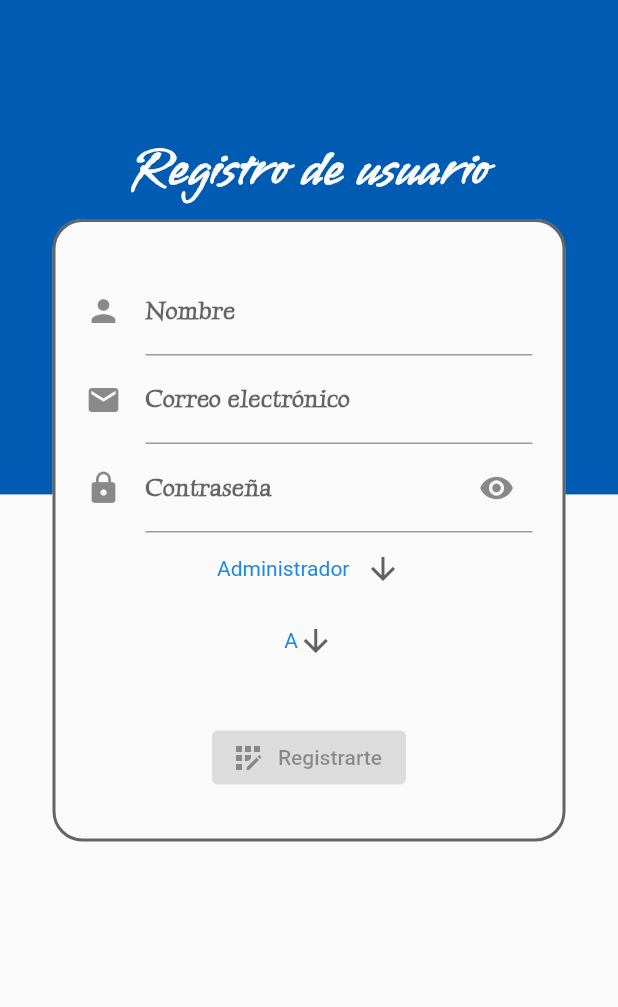
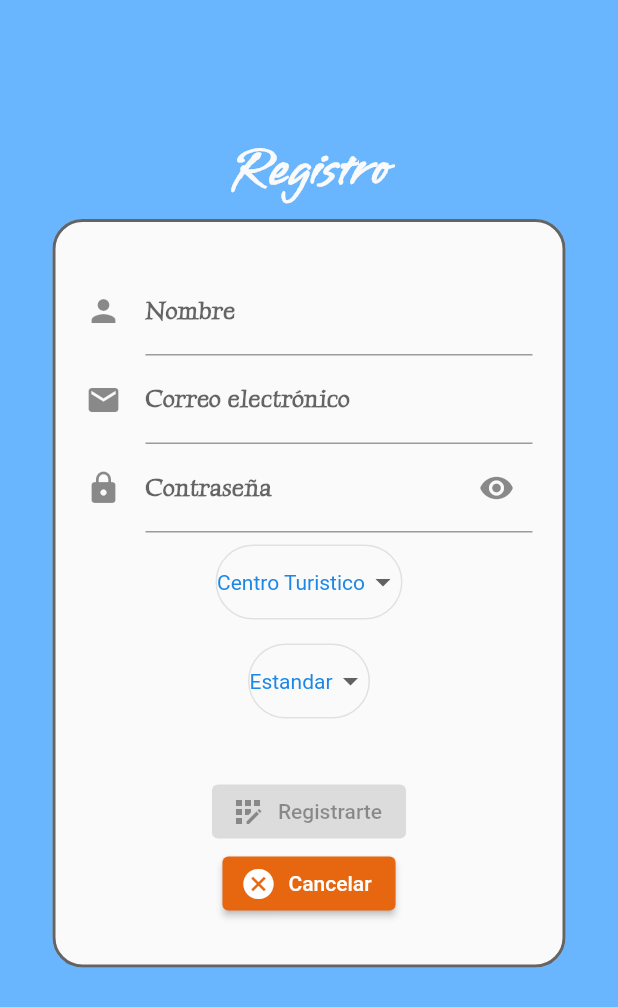
Before and after one commit to fausto1andino/ReposeRepository, a Flutter app: the screen it shows after launch, after a tap on "Registrarse", on a phone screen of 412 x 824 dp. Shown: the top 1007 px of the screen. Run offline on Flutter 3.47's test engine with Material 2 defaults, Android fonts, the phone set to English and light mode, and no system bars; our stand-ins replace cloud_firestore, connectivity_plus, firebase_auth, firebase_core, firebase_messaging, flutter_local_notifications and 7 more; missing offline and left inert: cloudinary_public; accounts and stored records are empty; network calls fail.

Commit message:
cambios de estilo

```diff
--- a/Repose Aplication/repose_application/lib/src/pages/login_page.dart
+++ b/Repose Aplication/repose_application/lib/src/pages/login_page.dart
@@ -45,13 +45,13 @@ class _LoginPageState extends State<LoginPage> {
         child: Scaffold(
             body: Stack(children: [
       Container(
-        color: Theme.of(context).primaryColorDark,
-        height: size.height * 0.4,
+        color: Theme.of(context).primaryColorLight,
+        height: size.height * 1,
       ),
       SingleChildScrollView(
           child: Center(
               child: SizedBox(
-                  width: size.width * .80,
+                  width: size.width * .75,
                   child: Column(
                     mainAxisSize: MainAxisSize.min,
                     children: [
--- a/Repose Aplication/repose_application/lib/src/pages/sing_up_page.dart
+++ b/Repose Aplication/repose_application/lib/src/pages/sing_up_page.dart
@@ -9,7 +9,6 @@ import 'package:repose_application/src/pages/login_page.dart';
 import 'package:firebase_messaging/firebase_messaging.dart';
 import 'package:repose_application/src/services/clientes_service.dart';
 import 'package:repose_application/src/services/notificationservice.dart';
-
 
 class SignUpPage extends StatefulWidget {
   const SignUpPage({Key? key}) : super(key: key);
@@ -37,12 +36,11 @@ class _SignUpPageState extends State<SignUpPage> {
 
   final NotificationService _ntfc = NotificationService();
 
+  final List<String> _roles = ["Usuario", "Centro Turistico"];
+  String _roleSelected = "Centro Turistico";
 
-  final List<String> _roles = ["Administrador", "Usuario", "Centro Turistico"];
-  String _roleSelected = "Administrador";
-
-  final List<String> _groups = ["A", "B", "C"];
-  String _groupSelected = "A";
+  final List<String> _groups = ["Estandar", "Premiun", "Golden"];
+  String _groupSelected = "Estandar";
 
   @override
   Widget build(BuildContext context) {
@@ -53,8 +51,8 @@ class _SignUpPageState extends State<SignUpPage> {
       body: SingleChildScrollView(
           child: Stack(children: [
         Container(
-          color: Theme.of(context).primaryColorDark,
-          height: size * 0.4,
+          color: Theme.of(context).primaryColorLight,
+          height: size * 1,
         ),
         Padding(
           padding: const EdgeInsets.only(top: 80.0, left: 35.0, right: 35.0),
@@ -62,7 +60,7 @@ class _SignUpPageState extends State<SignUpPage> {
             children: [
               Padding(
                 padding: const EdgeInsets.symmetric(vertical: 10.0),
-                child: Text("Registro de usuario",
+                child: Text("Registro",
                     style: Theme.of(context).textTheme.headline4!.apply(
                         color: Theme.of(context).scaffoldBackgroundColor)),
               ),
@@ -127,44 +125,68 @@ class _SignUpPageState extends State<SignUpPage> {
                                     icon: const Icon(Icons.lock),
                                     labelText: "Contraseña"));
                           }),
-                      DropdownButton<String>(
+                      Padding(
+                        padding: const EdgeInsets.all(8.0),
+                        child: Container(
+                          decoration: BoxDecoration(
+                            border: Border.all(
+                                color: Theme.of(context).highlightColor,
+                                width: 1.0),
+                            color: Theme.of(context).scaffoldBackgroundColor,
+                            borderRadius: BorderRadius.circular(25.0),
+                          ),
+                          child: DropdownButton<String>(
                               onChanged: (String? newValue) {
                                 _roleSelected = newValue!;
 
                                 setState(() {});
                               },
                               value: _roleSelected,
-                          icon: const Icon(Icons.arrow_downward),
+                              icon: const Icon(Icons.arrow_drop_down),
                               elevation: 16,
-                          style:
-                              TextStyle(color: Theme.of(context).primaryColor),
+                              style: TextStyle(
+                                  color: Theme.of(context).primaryColor),
                               underline: Container(height: 2),
-                          items: _roles
-                              .map<DropdownMenuItem<String>>((String value) {
+                              items: _roles.map<DropdownMenuItem<String>>(
+                                  (String value) {
                                 return DropdownMenuItem<String>(
                                   value: value,
                                   child: Text(value),
                                 );
                               }).toList()),
-                      DropdownButton<String>(
+                        ),
+                      ),
+                      Padding(
+                        padding: const EdgeInsets.all(8.0),
+                        child: Container(
+                          decoration: BoxDecoration(
+                            border: Border.all(
+                                color: Theme.of(context).highlightColor,
+                                width: 1.0),
+                            color: Theme.of(context).scaffoldBackgroundColor,
+                            borderRadius: BorderRadius.circular(25.0),
+                          ),
+                          child: DropdownButton<String>(
                               onChanged: (String? newValue) async {
                                 _groupSelected = newValue!;
 
                                 setState(() {});
                               },
                               value: _groupSelected,
-                          icon: const Icon(Icons.arrow_downward),
+                              icon: const Icon(Icons.arrow_drop_down),
                               elevation: 16,
-                          style:
-                              TextStyle(color: Theme.of(context).primaryColor),
+                              style: TextStyle(
+                                  color: Theme.of(context).primaryColor),
                               underline: Container(height: 2),
-                          items: _groups
-                              .map<DropdownMenuItem<String>>((String value) {
+                              items: _groups.map<DropdownMenuItem<String>>(
+                                  (String value) {
                                 return DropdownMenuItem<String>(
                                   value: value,
                                   child: Text(value),
                                 );
                               }).toList()),
+                        ),
+                      ),
                       Padding(
                         padding: const EdgeInsets.only(top: 30.0),
                         child: StreamBuilder<bool>(
@@ -180,12 +202,8 @@ class _SignUpPageState extends State<SignUpPage> {
                                                   context,
                                                   MaterialPageRoute(
                                                       builder: (context) =>
-                                                            const LoginPage())
-
-                                                            );
-                                                            setState(() {
-
-                                                            });
+                                                          const LoginPage()));
+                                              setState(() {});
                                             }
                                             Cliente cli = Cliente(
                                                 group: _groupSelected,
@@ -246,7 +264,17 @@ class _SignUpPageState extends State<SignUpPage> {
                                   icon: const Icon(Icons.app_registration),
                                   label: const Text("Registrarte"));
                             }),
-                      )
+                      ),
+                      ElevatedButton.icon(
+                          onPressed: () {
+                            Navigator.push(
+                                context,
+                                MaterialPageRoute(
+                                    builder: (context) => const LoginPage()));
+                            setState(() {});
+                          },
+                          icon: const Icon(Icons.cancel),
+                          label: const Text("Cancelar"))
                     ],
                   ),
                 ),
@@ -259,7 +287,6 @@ class _SignUpPageState extends State<SignUpPage> {
   }
 
   Future<void> _enviaralServer() async {
-
     FirebaseFirestore.instance.runTransaction((Transaction transaction) async {
       CollectionReference reference;
       reference = FirebaseFirestore.instance.collection('cliente');
@@ -278,13 +305,15 @@ class _SignUpPageState extends State<SignUpPage> {
     final User? user = (await _auth.createUserWithEmailAndPassword(
       email: email.text,
       password: password.text,
-    )).user;
+    ))
+        .user;
     us = user!.uid;
     if (user != null) {
       String? token = await FirebaseMessaging.instance.getToken();
       FirebaseMessaging messaging = FirebaseMessaging.instance;
       await _enviaralServer();
-      ScaffoldSnackbar.of(context).show(" El usuario con el email ${email.text} y nombre ${displayName.text} Ha sido resgitrado"  );
+      ScaffoldSnackbar.of(context).show(
+          " El usuario con el email ${email.text} y nombre ${displayName.text} Ha sido resgitrado");
 
       setState(() {
         _success = true;
@@ -293,9 +322,9 @@ class _SignUpPageState extends State<SignUpPage> {
     } else {
       _success = false;
     }
-
   }
 }
+
 class ScaffoldSnackbar {
   ScaffoldSnackbar(this._context);
   final BuildContext _context;
--- a/Repose Aplication/repose_application/lib/src/widgets/geolocalizacion_widget.dart
+++ b/Repose Aplication/repose_application/lib/src/widgets/geolocalizacion_widget.dart
@@ -18,7 +18,7 @@ class _GeolocalizacionWidgetState extends State<GeolocalizacionWidget> {
   late final latitud  = widget.model.lat;
   late final longitud  = widget.model.long;
   late final nombresitios = widget.model.nombreSitio;
-   late final descripcionsitios = widget.model.descripcionSitio;
+  late final descripcionsitios = widget.model.descripcionSitio;
 
   final Map<String, Marker> _markers = {};
   late final Marker? _marker = Marker(
```
Also changed, not shown: Repose Aplication/repose_application/lib/src/pages/home_page.dart (+4 -21 lines), Repose Aplication/repose_application/lib/src/pages/settings_page.dart (+34 -7 lines). Lines whose indentation alone changed are shown as unchanged.
